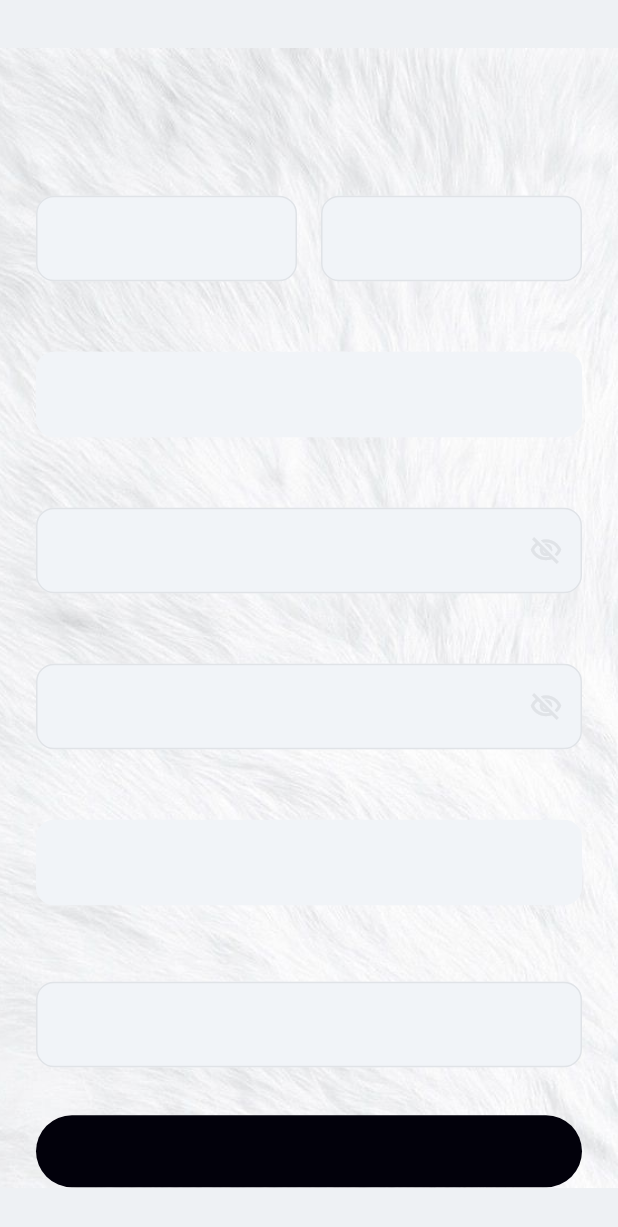
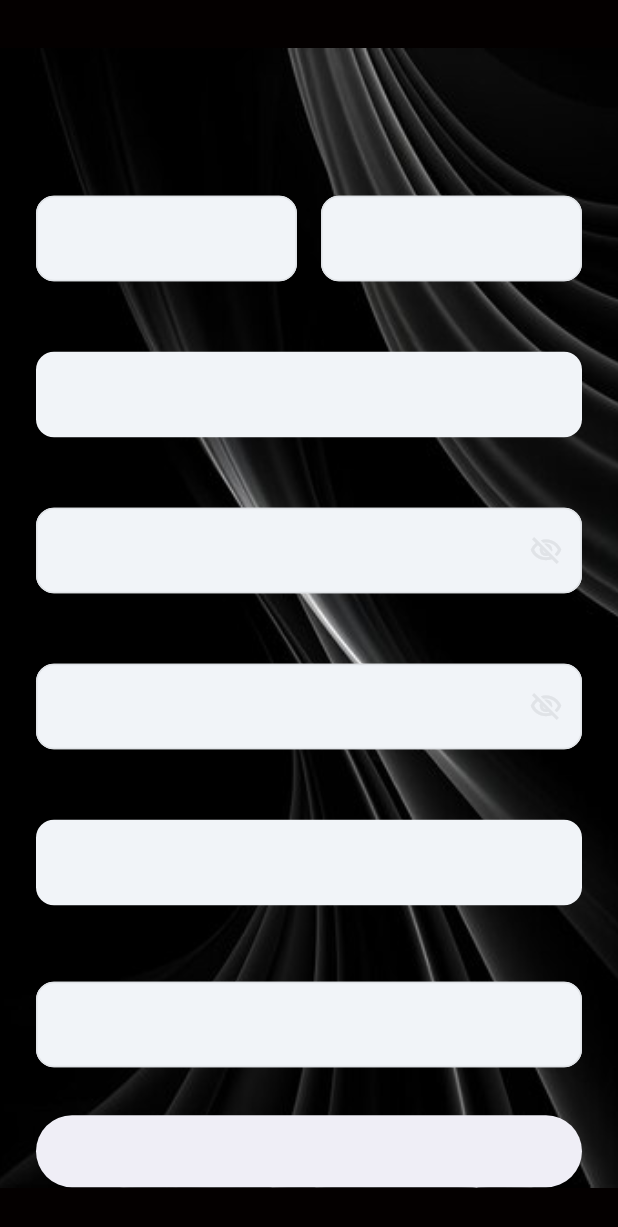
Before and after one commit to josefgonzalezz/ProyectoDispositovsG3, a Flutter app: the SignUpPageWidget screen opened by its route, on a phone screen of 412 x 824 dp. Shown: the top 1227 px of the screen. Run offline on Flutter 3.47's test engine with Material 3 defaults, Android fonts, the phone set to English and light mode, and no system bars; our stand-ins replace auto_size_text, cloud_firestore, easy_debounce, equatable, firebase_auth, firebase_core and 9 more; missing offline and left inert: encrypt, json_path, mime_type; accounts and stored records are empty.

Commit message:
Update fondo

```diff
--- a/lib/pages/sign_up_page/sign_up_page_widget.dart
+++ b/lib/pages/sign_up_page/sign_up_page_widget.dart
@@ -71,7 +71,7 @@ class _SignUpPageWidgetState extends State<SignUpPageWidget> {
       },
       child: Scaffold(
         key: scaffoldKey,
-        backgroundColor: Color(0xFFEEF1F4),
+        backgroundColor: Color(0xFF040000),
         body: SafeArea(
           top: true,
           child: Stack(
@@ -112,7 +112,7 @@ class _SignUpPageWidgetState extends State<SignUpPageWidget> {
                                     image: DecorationImage(
                                       fit: BoxFit.cover,
                                       image: Image.asset(
-                                        'assets/images/f8597b16db9df33ec36cbb430103ff0b.jpg',
+                                        'assets/images/fondo-pantalla-fondo-negro-telefono_764067-1177.jpg',
                                       ).image,
                                     ),
                                   ),
@@ -153,6 +153,8 @@ class _SignUpPageWidgetState extends State<SignUpPageWidget> {
                                                                   .headlineLarge
                                                                   .fontStyle,
                                                         ),
+                                                        color:
+                                                            Color(0xFFFAFBFB),
                                                         fontSize: 30.0,
                                                         letterSpacing: 0.0,
                                                         fontWeight:
@@ -1890,7 +1892,7 @@ class _SignUpPageWidgetState extends State<SignUpPageWidget> {
                                                       EdgeInsetsDirectional
                                                           .fromSTEB(0.0, 0.0,
                                                               0.0, 0.0),
-                                                  color: Color(0xFF02010B),
+                                                  color: Color(0xFFEFEEF6),
                                                   textStyle:
                                                       FlutterFlowTheme.of(
                                                               context)
```
Also changed, not shown: assets/images/fondo-pantalla-fondo-negro-telefono_764067-1177.jpg (added), 1 other file.
